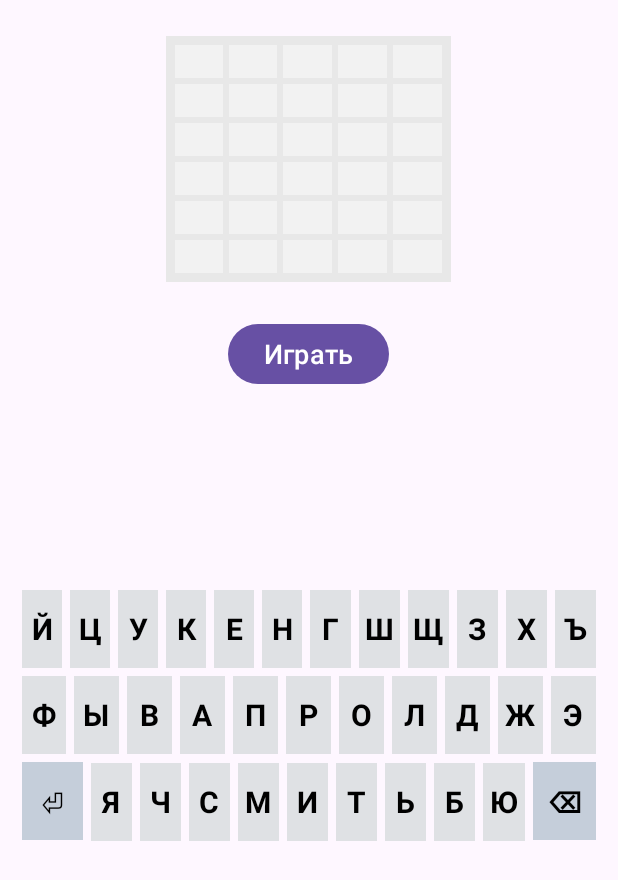
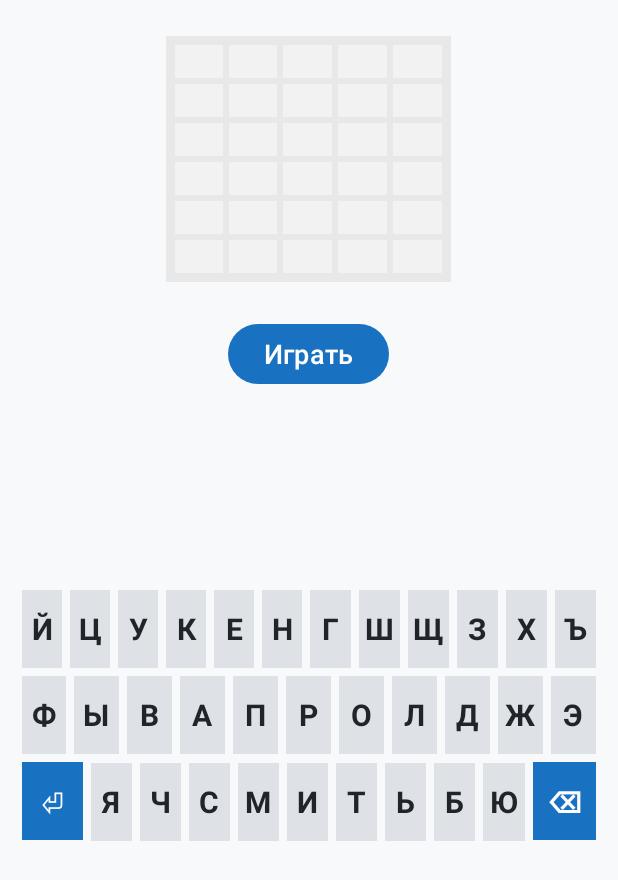
Before and after one commit to Mexator/transitions-sample, an Android app: the screen it shows after launch (MainActivity), on a phone screen of 412 x 824 dp, the part 356-1236 px from its top. Run offline under Robolectric (Android 15) with nearby library versions, the phone set to English and light mode, and no system bars.

Commit message:
базовая тема «Слова» — палитра Open Color (blue/gray): primary blue-8, бумажный фон, светлый статусбар; экшн-клавиши ⏎/⌫ в цвет primary с белым текстом через Widget.Slovo.KeyboardView; метки и «Словарь» не тронуты

```diff
--- a/app/src/main/res/layout/scene_game.xml
+++ b/app/src/main/res/layout/scene_game.xml
@@ -65,6 +65,7 @@
     <!-- Shared element №2: matches the start scene's keyboard by transitionName -->
     <ru.mexator.core.ui.widget.KeyboardView
         android:id="@+id/keyboard"
+        style="@style/Widget.Slovo.KeyboardView"
         android:layout_width="match_parent"
         android:layout_height="wrap_content"
         android:layout_marginBottom="12dp"
--- a/app/src/main/res/layout/scene_start.xml
+++ b/app/src/main/res/layout/scene_start.xml
@@ -72,6 +72,7 @@
          itself; without a listener they are inert until the game starts. -->
     <ru.mexator.core.ui.widget.KeyboardView
         android:id="@+id/keyboard"
+        style="@style/Widget.Slovo.KeyboardView"
         android:layout_width="match_parent"
         android:layout_height="wrap_content"
         android:layout_marginBottom="12dp"
--- /dev/null
+++ b/app/src/main/res/values/colors.xml
@@ -0,0 +1,22 @@
+<?xml version="1.0" encoding="utf-8"?>
+<!--
+  Базовая палитра «Слова» — оттенки из open-source схемы Open Color
+  (https://yeun.github.io/open-color/), ряды blue-* и gray-*.
+  Метки игры (mark_*/board_*) живут в core-ui и не входят в тему:
+  это семантика поля, общая с «Словарём».
+-->
+<resources>
+    <!-- Primary: Open Color blue-8; белый текст на нём ~5.4:1 -->
+    <color name="slovo_primary">#FF1971C2</color>
+    <color name="slovo_on_primary">#FFFFFFFF</color>
+    <color name="slovo_primary_container">#FFD0EBFF</color>
+    <color name="slovo_on_primary_container">#FF1864AB</color>
+
+    <!-- Secondary: нейтральный gray — кнопки и ссылки остаются синими -->
+    <color name="slovo_secondary">#FF495057</color>
+    <color name="slovo_secondary_container">#FFF1F3F5</color>
+    <color name="slovo_on_secondary_container">#FF212529</color>
+
+    <!-- Фон-«бумага» и статусбар под него -->
+    <color name="slovo_background">#FFF8F9FA</color>
+</resources>
--- /dev/null
+++ b/app/src/main/res/values/styles.xml
@@ -0,0 +1,10 @@
+<?xml version="1.0" encoding="utf-8"?>
+<resources>
+    <!-- Экранные клавиатуры «Слова» (обе сцены): экшн-клавиши ⏎/⌫ — того же
+         цвета, что primary-кнопки («Играть» и кнопки финала), текст — белый.
+         Буквенные клавиши остаются на дефолтах core-ui. -->
+    <style name="Widget.Slovo.KeyboardView" parent="">
+        <item name="keyboardActionKeyColor">@color/slovo_primary</item>
+        <item name="keyboardActionKeyTextColor">@color/slovo_on_primary</item>
+    </style>
+</resources>
--- a/app/src/main/res/values/themes.xml
+++ b/app/src/main/res/values/themes.xml
@@ -1,8 +1,25 @@
 <?xml version="1.0" encoding="utf-8"?>
 <resources>
     <!-- windowActivityTransitions: both sides need it for the cross-app shared
-         element (Пример 6). The game stays light-only for a deterministic demo. -->
+         element (Пример 6). The game stays light-only for a deterministic demo.
+         Палитра — Open Color (blue/gray), токены в colors.xml; «Словарь»
+         остаётся на дефолтной Material3 теме. -->
     <style name="Theme.Slovo" parent="Theme.Material3.Light.NoActionBar">
         <item name="android:windowActivityTransitions">true</item>
+
+        <item name="colorPrimary">@color/slovo_primary</item>
+        <item name="colorOnPrimary">@color/slovo_on_primary</item>
+        <item name="colorPrimaryContainer">@color/slovo_primary_container</item>
+        <item name="colorOnPrimaryContainer">@color/slovo_on_primary_container</item>
+
+        <item name="colorSecondary">@color/slovo_secondary</item>
+        <item name="colorSecondaryContainer">@color/slovo_secondary_container</item>
+        <item name="colorOnSecondaryContainer">@color/slovo_on_secondary_container</item>
+
+        <item name="android:colorBackground">@color/slovo_background</item>
+        <item name="colorSurface">@android:color/white</item>
+        <item name="android:textColorPrimary">@color/slovo_on_secondary_container</item>
+        <item name="android:statusBarColor">@color/slovo_background</item>
+        <item name="android:windowLightStatusBar">true</item>
     </style>
 </resources>
--- a/core-ui/src/main/kotlin/ru/mexator/core/ui/widget/KeyboardView.kt
+++ b/core-ui/src/main/kotlin/ru/mexator/core/ui/widget/KeyboardView.kt
@@ -1,7 +1,6 @@
 package ru.mexator.core.ui.widget
 
 import android.content.Context
-import android.graphics.Color
 import android.graphics.Typeface
 import android.util.AttributeSet
 import android.util.TypedValue
@@ -36,14 +35,40 @@ class KeyboardView @JvmOverloads constructor(
     var onKey: ((Key) -> Unit)? = null
 
     private val keyViews = mutableMapOf<Char, TextView>()
-    private val keyColor = context.getColor(R.color.keyboard_key)
+
+    private val keyColor: Int
+    private val keyTextColor: Int
 
     /** ⏎ и ⌫ — не буквы: подсвечены, чтобы отличались одним взглядом. */
-    private val actionKeyColor = context.getColor(R.color.keyboard_key_action)
+    private val actionKeyColor: Int
+    private val actionKeyTextColor: Int
 
     init {
         // Клавиатура всегда вертикальная стойка рядов — не настраивается.
         orientation = VERTICAL
+
+        // Палитра — атрибутами: приложение приносит свои цвета через style=
+        // (Widget.Slovo.KeyboardView), дефолты — из colors.xml core-ui.
+        context.obtainStyledAttributes(attrs, R.styleable.KeyboardView).apply {
+            keyColor = getColor(
+                R.styleable.KeyboardView_keyboardKeyColor,
+                context.getColor(R.color.keyboard_key),
+            )
+            keyTextColor = getColor(
+                R.styleable.KeyboardView_keyboardKeyTextColor,
+                context.getColor(R.color.keyboard_key_text),
+            )
+            actionKeyColor = getColor(
+                R.styleable.KeyboardView_keyboardActionKeyColor,
+                context.getColor(R.color.keyboard_key_action),
+            )
+            actionKeyTextColor = getColor(
+                R.styleable.KeyboardView_keyboardActionKeyTextColor,
+                context.getColor(R.color.keyboard_key_action_text),
+            )
+            recycle()
+        }
+
         buildRows()
     }
 
@@ -58,20 +83,20 @@ class KeyboardView @JvmOverloads constructor(
         listOf("ЙЦУКЕНГШЩЗХЪ", "ФЫВАПРОЛДЖЭ").forEach { letters ->
             val row = row()
             letters.forEach { c ->
-                val k = key(c.toString(), 1f, keyColor) { onKey?.invoke(Key.Letter(c)) }
+                val k = letterKey(c) { onKey?.invoke(Key.Letter(c)) }
                 keyViews[c] = k
                 row.addView(k)
             }
             addView(row)
         }
         val bottom = row()
-        bottom.addView(key("⏎", 1.5f, actionKeyColor) { onKey?.invoke(Key.Submit) })
+        bottom.addView(actionKey("⏎", 1.5f) { onKey?.invoke(Key.Submit) })
         "ЯЧСМИТЬБЮ".forEach { c ->
-            val k = key(c.toString(), 1f, keyColor) { onKey?.invoke(Key.Letter(c)) }
+            val k = letterKey(c) { onKey?.invoke(Key.Letter(c)) }
             keyViews[c] = k
             bottom.addView(k)
         }
-        bottom.addView(key("⌫", 1.5f, actionKeyColor) { onKey?.invoke(Key.Backspace) })
+        bottom.addView(actionKey("⌫", 1.5f) { onKey?.invoke(Key.Backspace) })
         addView(bottom)
     }
 
@@ -80,12 +105,24 @@ class KeyboardView @JvmOverloads constructor(
         orientation = HORIZONTAL
     }
 
+    private fun letterKey(c: Char, onClick: () -> Unit): TextView =
+        key(c.toString(), 1f, keyColor, keyTextColor, onClick)
+
+    private fun actionKey(label: String, weight: Float, onClick: () -> Unit): TextView =
+        key(label, weight, actionKeyColor, actionKeyTextColor, onClick)
+
     /**
      * TextView, не Button: Material Button reserves insets for its label and clips
      * it at this height, which made the letters unreadable. A bold TextView with a
-     * gray background and a ripple foreground behaves and reads like a key.
+     * background color and a ripple foreground behaves and reads like a key.
      */
-    private fun key(label: String, weight: Float, background: Int, onClick: () -> Unit): TextView =
+    private fun key(
+        label: String,
+        weight: Float,
+        background: Int,
+        textColor: Int,
+        onClick: () -> Unit,
+    ): TextView =
         TextView(context).apply {
             text = label
             layoutParams = LayoutParams(0, dp(52), weight).apply {
@@ -94,7 +131,7 @@ class KeyboardView @JvmOverloads constructor(
             gravity = Gravity.CENTER
             textSize = 20f
             typeface = Typeface.DEFAULT_BOLD
-            setTextColor(Color.BLACK)
+            setTextColor(textColor)
             setBackgroundColor(background)
             val ripple = TypedValue()
             context.theme.resolveAttribute(android.R.attr.selectableItemBackground, ripple, true)
--- a/core-ui/src/main/res/values/attrs.xml
+++ b/core-ui/src/main/res/values/attrs.xml
@@ -26,4 +26,19 @@
         <attr name="boardCellTextSize" />
         <attr name="boardCellColor" />
     </declare-styleable>
+
+    <!-- Экранная клавиатура (KeyboardView, только «Слово»). Цвета задаются
+         атрибутами — приложение приносит свою палитру через style=; дефолты
+         берутся из colors.xml core-ui. -->
+    <attr name="keyboardKeyColor" format="color" />
+    <attr name="keyboardKeyTextColor" format="color" />
+    <attr name="keyboardActionKeyColor" format="color" />
+    <attr name="keyboardActionKeyTextColor" format="color" />
+
+    <declare-styleable name="KeyboardView">
+        <attr name="keyboardKeyColor" />
+        <attr name="keyboardKeyTextColor" />
+        <attr name="keyboardActionKeyColor" />
+        <attr name="keyboardActionKeyTextColor" />
+    </declare-styleable>
 </resources>
--- a/core-ui/src/main/res/values/colors.xml
+++ b/core-ui/src/main/res/values/colors.xml
@@ -7,7 +7,10 @@
     <color name="mark_present">#FFC9B458</color>
     <color name="mark_absent">#FF9A9A9A</color>
 
-    <!-- Клавиатура -->
-    <color name="keyboard_key">#FFDFE1E4</color>
-    <color name="keyboard_key_action">#FFC5CEDA</color>
+    <!-- Клавиатура (Open Color: gray-3/gray-9 — дефолты; «Слово» перекрашивает
+         экшн-клавиши своим стилем). Используется только «Словом». -->
+    <color name="keyboard_key">#FFDEE2E6</color>
+    <color name="keyboard_key_action">#FF4DABF7</color>
+    <color name="keyboard_key_text">#FF212529</color>
+    <color name="keyboard_key_action_text">#FF212529</color>
 </resources>
```
